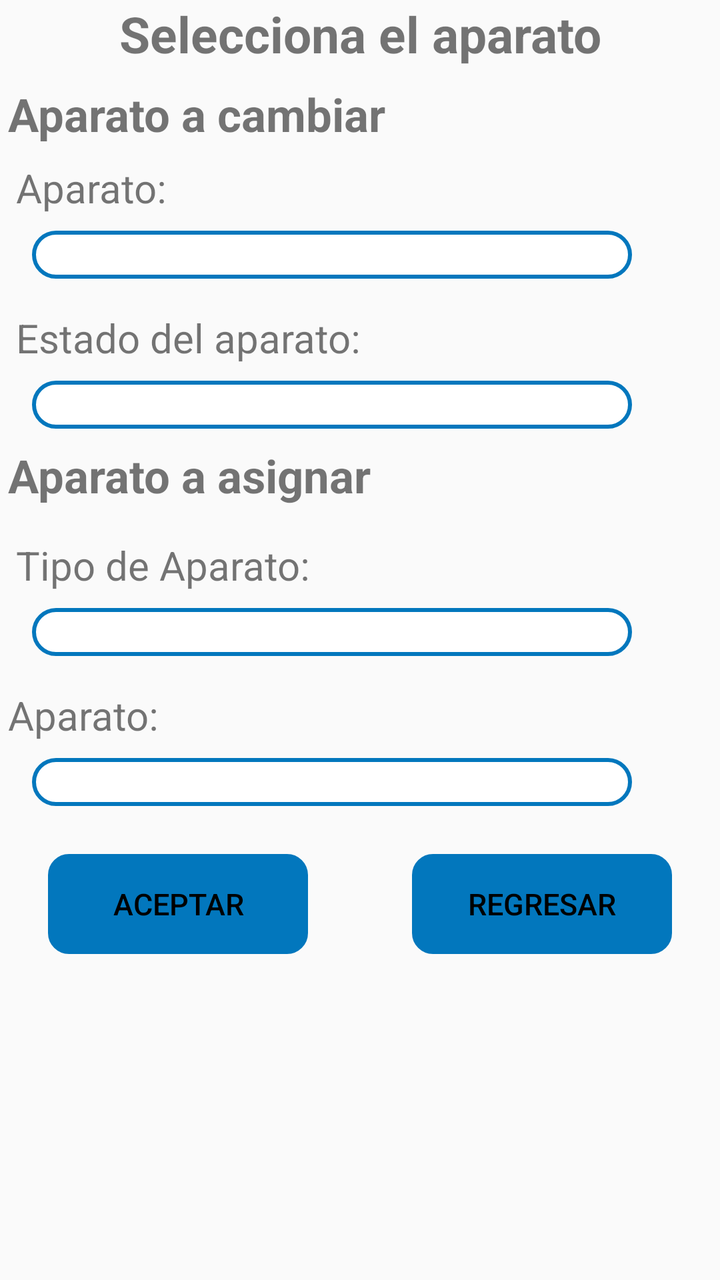
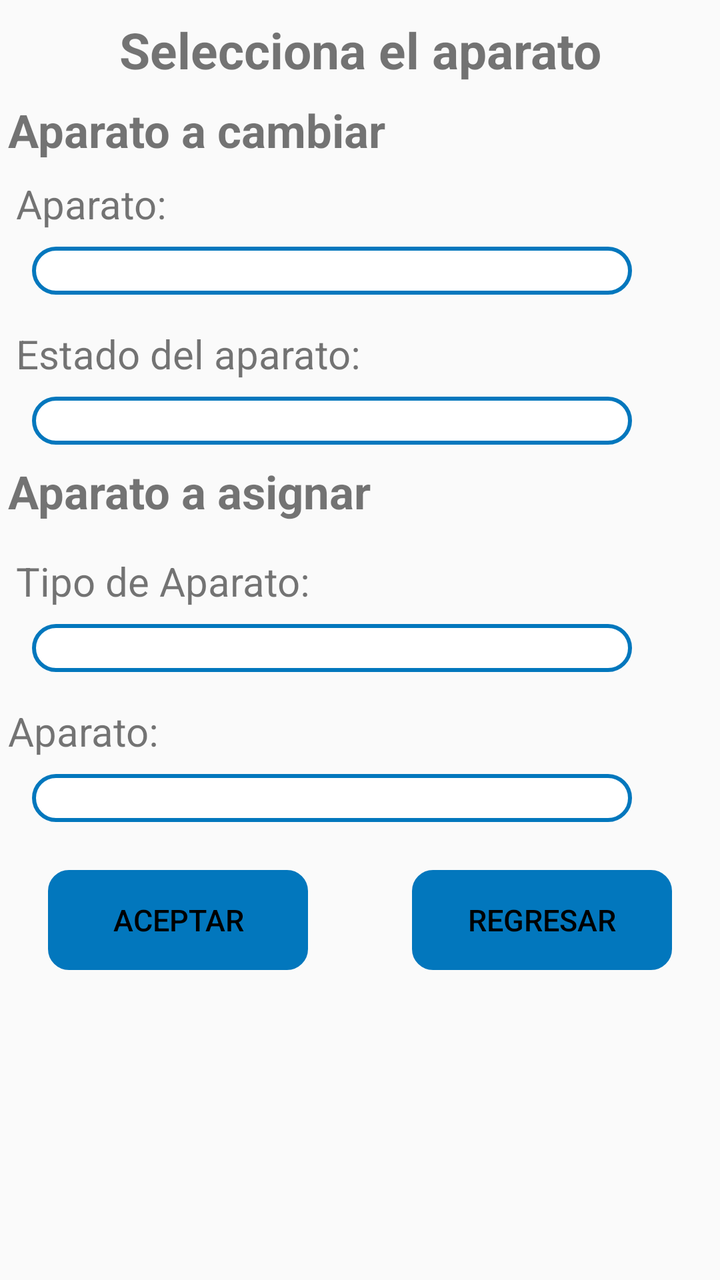

Two renders of the same Android screen: before a commit and after it. Below are the layout's source before the change and the commit's diff.
<!-- AndroidManifest.xml: application theme AppTheme -->
<!-- res/layout/activity_cambio_aparato.xml -->
<?xml version="1.0" encoding="utf-8"?>
<android.support.constraint.ConstraintLayout xmlns:app="http://schemas.android.com/apk/res-auto"
    xmlns:tools="http://schemas.android.com/tools"
    android:layout_height="match_parent"
    xmlns:android="http://schemas.android.com/apk/res/android"
    android:layout_width="match_parent">

    <ScrollView
        android:layout_width="match_parent"
        android:layout_height="match_parent"
        android:layout_alignParentStart="true"
        android:layout_alignParentTop="true"
        tools:layout_editor_absoluteX="0dp"
        tools:layout_editor_absoluteY="45dp">

        <android.support.constraint.ConstraintLayout
            android:layout_width="match_parent"
            android:layout_height="match_parent">



            <android.support.constraint.ConstraintLayout
                android:id="@+id/ads"
                android:layout_width="match_parent"
                android:layout_height="wrap_content"
                android:layout_marginTop="8dp"
                app:layout_constraintEnd_toEndOf="parent"
                app:layout_constraintStart_toStartOf="parent"
                >

                <TextView
                    android:id="@+id/qwe"
                    android:layout_width="wrap_content"
                    android:layout_height="wrap_content"
                    android:layout_centerHorizontal="true"
                    android:text="@string/selecciona_Aparato"
                    android:textSize="@dimen/titulos"
                    android:textStyle="bold"
                    app:layout_constraintEnd_toEndOf="parent"
                    app:layout_constraintStart_toStartOf="parent"
                    app:layout_constraintTop_toTopOf="parent" />

                <TextView
                    android:id="@+id/posicion"
                    android:layout_width="wrap_content"
                    android:layout_height="wrap_content"
                    android:layout_alignTop="@id/qwe"
                    android:layout_marginStart="4dp"
                    android:layout_marginTop="8dp"
                    android:text="@string/aparato_Cambiar"
                    android:textSize="@dimen/xl"
                    android:textStyle="bold"
                    app:layout_constraintStart_toStartOf="parent"
                    app:layout_constraintTop_toBottomOf="@+id/qwe" />

                <TextView
                    android:id="@+id/textView26"
                    android:layout_width="wrap_content"
                    android:layout_height="wrap_content"
                    android:layout_alignParentTop="true"
                    android:layout_marginStart="8dp"
                    android:layout_marginTop="8dp"
                    android:text="@string/aparatoDos"
                    android:textSize="@dimen/grande"
                    app:layout_constraintStart_toStartOf="parent"
                    app:layout_constraintTop_toBottomOf="@+id/posicion" />

                <Spinner
                    android:id="@+id/aparato"
                    android:layout_width="300dp"
                    android:layout_height="@dimen/spinnerA"
                    android:layout_alignParentTop="true"
                    android:layout_marginStart="16dp"
                    android:layout_marginTop="8dp"
                    android:background="@drawable/disenio_spinner"
                    app:layout_constraintStart_toStartOf="parent"
                    app:layout_constraintTop_toBottomOf="@+id/textView26" />

                <TextView
                    android:id="@+id/textView30"
                    android:layout_width="wrap_content"
                    android:layout_height="wrap_content"
                    android:layout_alignParentTop="true"
                    android:layout_marginStart="8dp"
                    android:layout_marginTop="16dp"
                    android:text="@string/estado_Aparato"
                    android:textSize="@dimen/grande"
                    app:layout_constraintStart_toStartOf="parent"
                    app:layout_constraintTop_toBottomOf="@+id/aparato" />

                <Spinner
                    android:id="@+id/estadoaparato"
                    android:layout_width="300dp"
                    android:layout_height="@dimen/spinnerA"
                    android:layout_alignParentTop="true"
                    android:layout_marginStart="16dp"
                    android:layout_marginTop="8dp"
                    android:background="@drawable/disenio_spinner"
                    app:layout_constraintStart_toStartOf="parent"
                    app:layout_constraintTop_toBottomOf="@+id/textView30" />
            </android.support.constraint.ConstraintLayout>

            <android.support.constraint.ConstraintLayout
                android:layout_width="0dp"
                android:layout_height="wrap_content"
                android:layout_alignTop="@+id/ads"
                app:layout_constraintEnd_toEndOf="parent"
                app:layout_constraintStart_toStartOf="parent"
                app:layout_constraintTop_toBottomOf="@+id/ads">

                <TextView
                    android:id="@+id/textView31"
                    android:layout_width="wrap_content"
                    android:layout_height="wrap_content"
                    android:layout_marginStart="4dp"
                    android:layout_marginTop="8dp"
                    android:text="@string/aparato_a_Asignar"
                    android:textSize="@dimen/xl"
                    android:textStyle="bold"
                    app:layout_constraintStart_toStartOf="parent"
                    app:layout_constraintTop_toTopOf="parent" />

                <android.support.constraint.ConstraintLayout
                    android:id="@+id/aa"
                    android:layout_width="0dp"
                    android:layout_height="wrap_content"
                    android:layout_marginTop="8dp"
                    android:visibility="visible"
                    app:layout_constraintEnd_toEndOf="parent"
                    app:layout_constraintStart_toStartOf="parent"
                    app:layout_constraintTop_toBottomOf="@+id/textView31">

                    <TextView
                        android:id="@+id/textView32"
                        android:layout_width="wrap_content"
                        android:layout_height="wrap_content"
                        android:layout_alignParentTop="true"
                        android:layout_marginStart="8dp"
                        android:layout_marginTop="8dp"
                        android:text="@string/tipo_de_AparatoDos"
                        android:textSize="@dimen/grande"
                        app:layout_constraintStart_toStartOf="parent"
                        app:layout_constraintTop_toTopOf="parent" />

                    <Spinner
                        android:id="@+id/tipo_aparato1"
                        android:layout_width="300dp"
                        android:layout_height="@dimen/spinnerA"
                        android:layout_alignParentTop="true"
                        android:layout_marginStart="16dp"
                        android:layout_marginTop="8dp"
                        android:background="@drawable/disenio_spinner"
                        app:layout_constraintStart_toStartOf="parent"
                        app:layout_constraintTop_toBottomOf="@+id/textView32" />
                </android.support.constraint.ConstraintLayout>

                <android.support.constraint.ConstraintLayout
                    android:id="@+id/constraintLayout"
                    android:layout_width="match_parent"
                    android:layout_height="wrap_content"
                    android:layout_below="@id/aa"
                    android:layout_marginTop="8dp"
                    app:layout_constraintTop_toBottomOf="@+id/aa"
                    tools:layout_editor_absoluteX="0dp">

                    <TextView
                        android:id="@+id/textView33"
                        android:layout_width="wrap_content"
                        android:layout_height="wrap_content"
                        android:layout_alignParentTop="true"
                        android:layout_marginStart="4dp"
                        android:layout_marginTop="8dp"
                        android:text="@string/aparatoDos"
                        android:textSize="@dimen/grande"
                        app:layout_constraintStart_toStartOf="parent"
                        app:layout_constraintTop_toTopOf="parent" />

                    <Spinner
                        android:id="@+id/aparatoAsignar"
                        android:layout_width="300dp"
                        android:layout_height="@dimen/spinnerA"
                        android:layout_alignParentTop="true"
                        android:layout_marginStart="16dp"
                        android:layout_marginTop="8dp"
                        android:background="@drawable/disenio_spinner"
                        app:layout_constraintStart_toStartOf="parent"
                        app:layout_constraintTop_toBottomOf="@+id/textView33" />

                    <TextView
                        android:id="@+id/textView35"
                        android:layout_width="wrap_content"
                        android:layout_height="wrap_content"
                        android:layout_alignParentTop="true"
                        android:layout_marginStart="4dp"
                        android:layout_marginTop="8dp"
                        android:text="@string/MACWAM"
                        android:visibility="gone"
                        android:textSize="@dimen/grande"
                        app:layout_constraintStart_toStartOf="parent"
                        app:layout_constraintTop_toBottomOf="@+id/aparatoAsignar" />

                    <EditText
                        android:id="@+id/cambioaparatMacwan"
                        android:layout_width="300dp"
                        android:layout_height="@dimen/spinnerA"
                        android:layout_alignParentTop="true"
                        android:layout_marginStart="16dp"
                        android:layout_marginTop="8dp"
                        android:visibility="gone"
                        android:background="@drawable/disenio_spinner"
                        app:layout_constraintStart_toStartOf="parent"
                        app:layout_constraintTop_toBottomOf="@+id/textView35" />
                </android.support.constraint.ConstraintLayout>

                <Button
                    android:id="@+id/uno"
                    android:layout_width="130dp"
                    android:layout_height="@dimen/botonMedianoA"
                    android:layout_below="@+id/aa"
                    android:layout_alignParentStart="true"
                    android:layout_marginStart="24dp"
                    android:layout_marginTop="24dp"
                    android:textColor="#000"
                    android:background="@drawable/boton"
                    android:backgroundTint="@color/colorPrimary"
                    android:text="@string/aceptar"
                    android:textSize="@dimen/mediano"
                    app:layout_constraintStart_toStartOf="parent"
                    app:layout_constraintTop_toBottomOf="@+id/constraintLayout" />

                <Button
                    android:id="@+id/dos"
                    android:layout_width="130dp"
                    android:layout_height="@dimen/botonMedianoA"
                    android:layout_below="@+id/aa"
                    android:layout_marginTop="24dp"
                    android:layout_marginEnd="24dp"
                    android:layout_toEndOf="@+id/uno"
                    android:textColor="#000"
                    android:background="@drawable/boton"
                    android:backgroundTint="@color/colorPrimary"
                    android:text="@string/Regresar"
                    android:textSize="@dimen/mediano"
                    app:layout_constraintEnd_toEndOf="parent"
                    app:layout_constraintTop_toBottomOf="@+id/constraintLayout" />
            </android.support.constraint.ConstraintLayout>
        </android.support.constraint.ConstraintLayout>
    </ScrollView>
</android.support.constraint.ConstraintLayout>
<!-- resources referenced by this layout -->
<resources>
  <color name="colorPrimary">#0277BD</color>
  <dimen name="botonMedianoA">50dp</dimen>
  <dimen name="grande">20dp</dimen>
  <dimen name="mediano">15dp</dimen>
  <dimen name="spinnerA">24dp</dimen>
  <dimen name="titulos">25dp</dimen>
  <dimen name="xl">23dp</dimen>
  <!-- drawable boton (drawable) -->
  <?xml version="1.0" encoding="utf-8"?>
      <shape xmlns:android="http://schemas.android.com/apk/res/android" android:shape="rectangle">
          <stroke  android:width="1dp"/>
          <corners android:radius="10dp"/>
  
  
      </shape>
  <!-- drawable disenio_spinner (drawable) -->
  <?xml version="1.0" encoding="utf-8"?>
  <selector xmlns:android="http://schemas.android.com/apk/res/android">
          <item>
              <shape>
                  <solid
                      android:color="@color/fondoBlanco">
                  </solid>
  
                  <corners android:radius="15dp" />
  
                  <padding
                      android:bottom="1dp"
                      android:left="2dp"
                      android:right="10dp"
                      android:top="1dp" />
                  <stroke
                      android:width="2dp"
                      android:color="@color/colorPrimary"/>
              </shape>
          </item>
  </selector>
  <string name="MACWAM">MACWAM</string>
  <string name="Regresar">Regresar</string>
  <string name="aceptar">Aceptar</string>
  <string name="aparatoDos">Aparato:</string>
  <string name="aparato_Cambiar">Aparato a cambiar</string>
  <string name="aparato_a_Asignar">Aparato a asignar</string>
  <string name="estado_Aparato">Estado del aparato:</string>
  <string name="selecciona_Aparato">Selecciona el aparato</string>
  <string name="tipo_de_AparatoDos">Tipo de Aparato:</string>
  <style name="AppTheme" parent="Theme.AppCompat.Light.DarkActionBar">
          
          <item name="colorPrimary">@color/colorPrimary</item>
          <item name="colorPrimaryDark">@color/colorPrimaryDark</item>
          <item name="colorAccent">@color/colorAccent</item>
          <item name="android:colorForeground">@android:color/background_dark</item>
      </style>
  <color name="fondoBlanco">#fff</color>
  <color name="colorPrimaryDark">#004C8C</color>
  <color name="colorAccent">#0000FF</color>
</resources>

<!-- the commit's change to res/layout/activity_cambio_aparato.xml (unified diff, before → after) -->
@@ -18,7 +18,6 @@
             android:layout_height="match_parent">
 
 
-
             <android.support.constraint.ConstraintLayout
                 android:id="@+id/ads"
                 android:layout_width="match_parent"
@@ -26,7 +25,7 @@
                 android:layout_marginTop="8dp"
                 app:layout_constraintEnd_toEndOf="parent"
                 app:layout_constraintStart_toStartOf="parent"
-                >
+                app:layout_constraintTop_toTopOf="parent">
 
                 <TextView
                     android:id="@+id/qwe"
